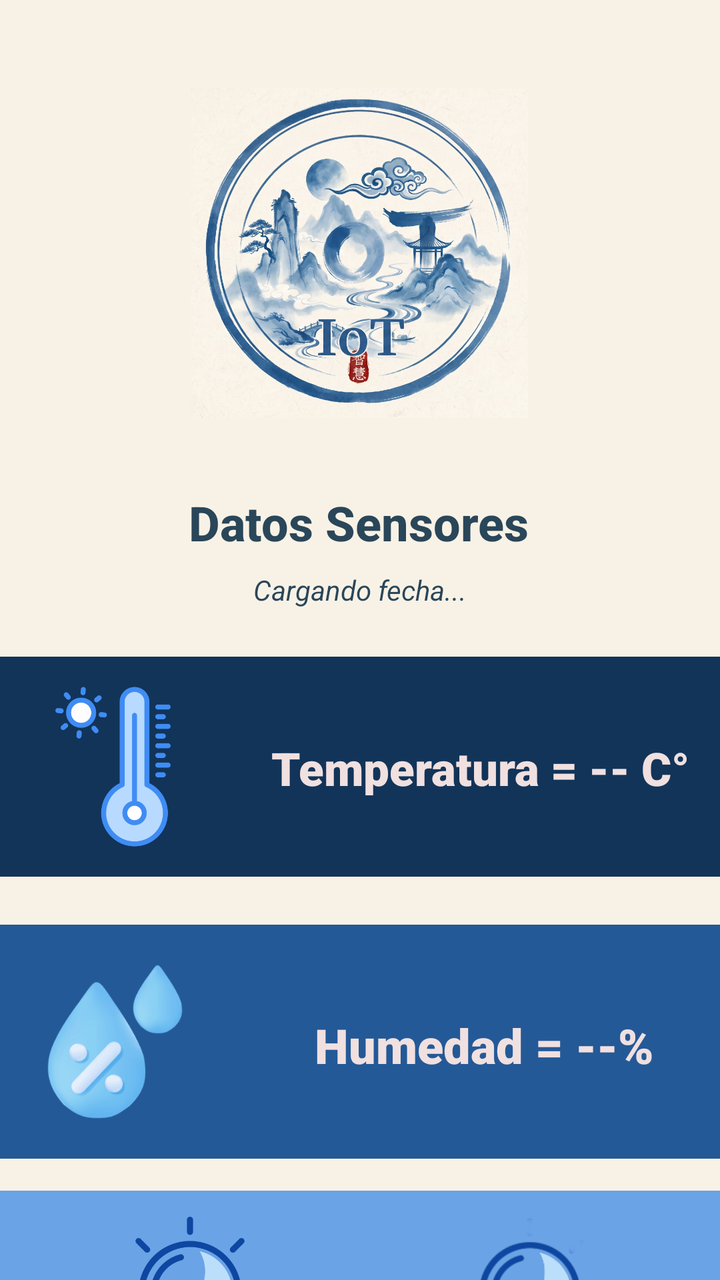
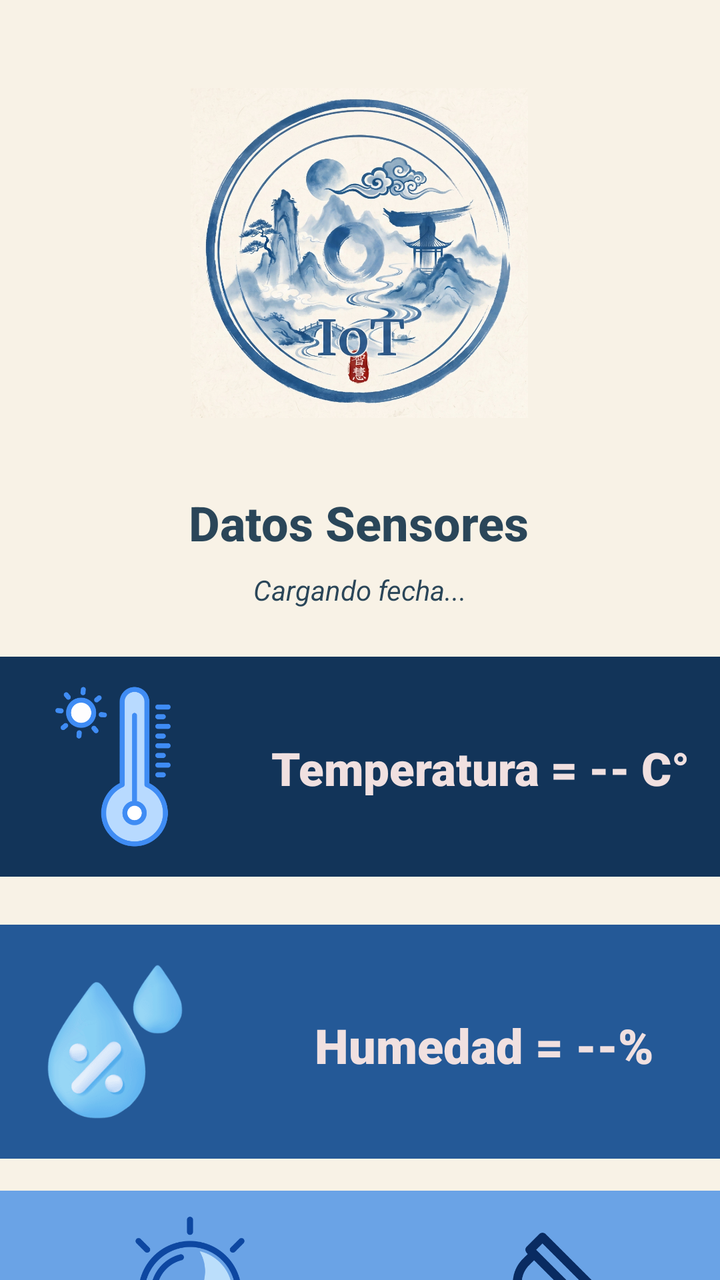

An Android layout rendered at two revisions. The XML below is the earlier revision; the diff shows what the commit changed to produce the second picture.
<!-- AndroidManifest.xml: application theme Theme.Ejemplo1 -->
<!-- res/layout/activity_datos_sensores.xml -->
<?xml version="1.0" encoding="utf-8"?>
<androidx.constraintlayout.widget.ConstraintLayout xmlns:android="http://schemas.android.com/apk/res/android"
    xmlns:app="http://schemas.android.com/apk/res-auto"
    xmlns:tools="http://schemas.android.com/tools"
    android:id="@+id/main"
    android:layout_width="match_parent"
    android:layout_height="match_parent"
    android:background="#F8F2E6"
    android:backgroundTint="#F8F2E6"
    tools:context=".DatosSensores">

    <ImageView
        android:id="@+id/imageView8"
        android:layout_width="312dp"
        android:layout_height="165dp"
        android:layout_marginTop="44dp"
        app:layout_constraintEnd_toEndOf="parent"
        app:layout_constraintHorizontal_bias="0.494"
        app:layout_constraintStart_toStartOf="parent"
        app:layout_constraintTop_toTopOf="parent"
        app:srcCompat="@drawable/logo" />

    <TextView
        android:id="@+id/textView9"
        android:layout_width="wrap_content"
        android:layout_height="wrap_content"
        android:layout_marginTop="36dp"
        android:fontFamily="sans-serif-medium"
        android:text="Datos Sensores"
        android:textColor="#DA072940"
        android:textSize="24sp"
        android:textStyle="bold"
        app:layout_constraintEnd_toEndOf="parent"
        app:layout_constraintHorizontal_bias="0.497"
        app:layout_constraintStart_toStartOf="parent"
        app:layout_constraintTop_toBottomOf="@+id/imageView8" />

    <TextView
        android:id="@+id/txt_fecha"
        android:layout_width="wrap_content"
        android:layout_height="wrap_content"
        android:layout_marginTop="8dp"
        android:text="Cargando fecha..."
        android:textColor="#DA072940"
        android:textStyle="italic"
        app:layout_constraintEnd_toEndOf="parent"
        app:layout_constraintStart_toStartOf="parent"
        app:layout_constraintTop_toBottomOf="@+id/textView9" />

    <LinearLayout
        android:id="@+id/linearLayout"
        android:layout_width="match_parent"
        android:layout_height="wrap_content"
        android:layout_marginTop="24dp"
        android:background="#123459"
        android:gravity="center_vertical"
        android:orientation="horizontal"
        android:padding="10dp"
        app:layout_constraintEnd_toEndOf="parent"
        app:layout_constraintStart_toStartOf="parent"
        app:layout_constraintTop_toBottomOf="@+id/txt_fecha">

        <ImageView
            android:id="@+id/imagen_temp"
            android:layout_width="93dp"
            android:layout_height="90dp"
            android:src="@drawable/temperatura" />

        <TextView
            android:id="@+id/txt_temp"
            android:layout_width="242dp"
            android:layout_height="29dp"
            android:layout_marginStart="16dp"
            android:fontFamily="sans-serif-black"
            android:lineSpacingExtra="8sp"
            android:text="Temperatura = -- C°"
            android:textAlignment="center"
            android:textColor="#F0E0E0"
            android:textSize="23sp"
            android:textStyle="bold" />
    </LinearLayout>

    <LinearLayout
        android:id="@+id/linearLayout2"
        android:layout_width="match_parent"
        android:layout_height="wrap_content"
        android:layout_marginTop="24dp"
        android:background="#245997"
        android:gravity="center_vertical"
        android:orientation="horizontal"
        android:padding="10dp"
        app:layout_constraintEnd_toEndOf="parent"
        app:layout_constraintStart_toStartOf="parent"
        app:layout_constraintTop_toBottomOf="@+id/linearLayout">

        <ImageView
            android:id="@+id/imagen_humedad"
            android:layout_width="95dp"
            android:layout_height="97dp"
            android:src="@drawable/humidity" />

        <TextView
            android:id="@+id/txt_humedad"
            android:layout_width="242dp"
            android:layout_height="29dp"
            android:layout_marginStart="16dp"
            android:fontFamily="sans-serif-black"
            android:lineSpacingExtra="8sp"
            android:text="Humedad = --%"
            android:textAlignment="center"
            android:textColor="#F0E0E0"
            android:textSize="24sp"
            android:textStyle="bold" />
    </LinearLayout>

    <LinearLayout
        android:layout_width="0dp"
        android:layout_height="wrap_content"
        android:layout_marginTop="16dp"
        android:background="#6AA3E6"
        android:gravity="center_vertical"
        android:orientation="horizontal"
        android:padding="10dp"
        app:layout_constraintEnd_toEndOf="parent"
        app:layout_constraintHorizontal_bias="0.0"
        app:layout_constraintStart_toStartOf="parent"
        app:layout_constraintTop_toBottomOf="@+id/linearLayout2">

        <ImageView
            android:id="@+id/img_ampolleta"
            android:layout_width="95dp"
            android:layout_height="97dp"
            android:layout_weight="1"
            android:src="@drawable/luz1" />

        <ImageView
            android:id="@+id/img_linterna"
            android:layout_width="95dp"
            android:layout_height="95dp"
            android:layout_weight="1"
            app:srcCompat="@drawable/luzoff_1_" />

    </LinearLayout>

</androidx.constraintlayout.widget.ConstraintLayout>
<!-- resources referenced by this layout -->
<resources>
  <!-- drawable humidity: png bitmap (drawable, 11837 bytes) -->
  <!-- drawable logo: jpg bitmap (drawable, 247364 bytes) -->
  <!-- drawable luz1: png bitmap (drawable, 23660 bytes) -->
  <!-- drawable luzoff_1_: png bitmap (drawable, 13517 bytes) -->
  <!-- drawable temperatura: png bitmap (drawable, 23079 bytes) -->
  <style name="Theme.Ejemplo1" parent="Base.Theme.Ejemplo1" />
  <style name="Base.Theme.Ejemplo1" parent="Theme.Material3.DayNight.NoActionBar">
          
          
      </style>
</resources>

<!-- the commit's change to res/layout/activity_datos_sensores.xml (unified diff, before → after) -->
@@ -138,7 +138,8 @@
             android:layout_width="95dp"
             android:layout_height="95dp"
             android:layout_weight="1"
-            app:srcCompat="@drawable/luzoff_1_" />
+            app:srcCompat="@drawable/linternaoff"
+            app:tint="#092B61" />
 
     </LinearLayout>
 
<!-- resource entries referenced after the edit -->
@@ -1,9 +1,9 @@
 <!-- resources referenced by this layout -->
 <resources>
   <!-- drawable humidity: png bitmap (drawable, 11837 bytes) -->
+  <!-- drawable linternaoff: png bitmap (drawable, 8046 bytes) -->
   <!-- drawable logo: jpg bitmap (drawable, 247364 bytes) -->
   <!-- drawable luz1: png bitmap (drawable, 23660 bytes) -->
-  <!-- drawable luzoff_1_: png bitmap (drawable, 13517 bytes) -->
   <!-- drawable temperatura: png bitmap (drawable, 23079 bytes) -->
   <style name="Theme.Ejemplo1" parent="Base.Theme.Ejemplo1" />
   <style name="Base.Theme.Ejemplo1" parent="Theme.Material3.DayNight.NoActionBar">
